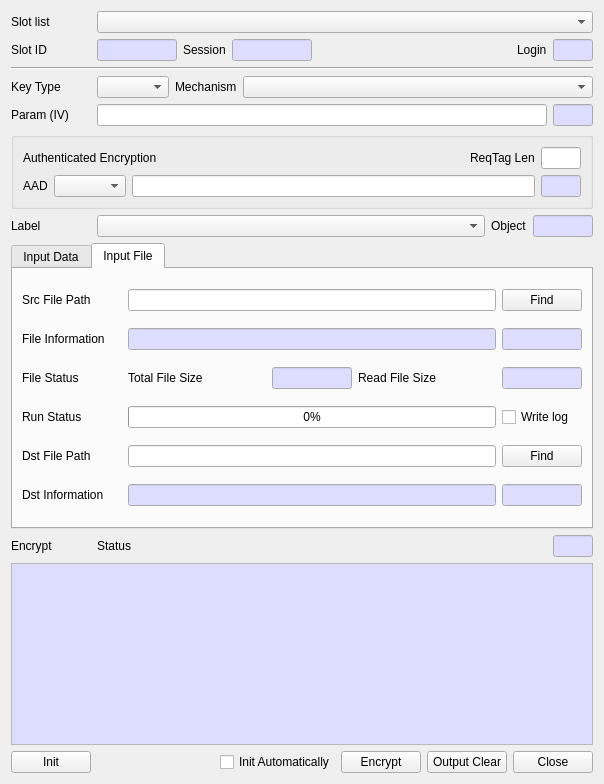
Before: the Qt Designer form CryptokiMan/encrypt_dlg.ui in jykim74/CryptokiMan, drawn with Qt 5.
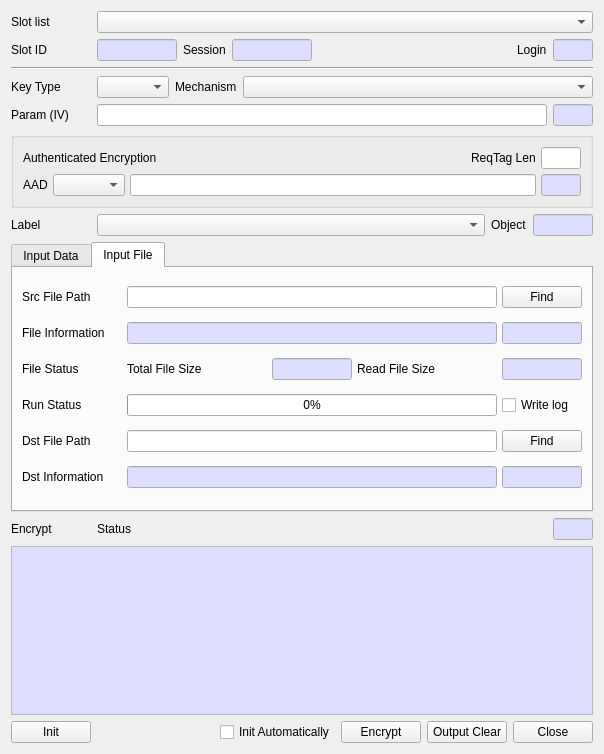
After: the same form once the commit is applied.

Commit message: UI 개선

What changed in the file:
```diff
--- a/CryptokiMan/encrypt_dlg.ui
+++ b/CryptokiMan/encrypt_dlg.ui
@@ -7,7 +7,7 @@
     <x>0</x>
     <y>0</y>
     <width>604</width>
-    <height>784</height>
+    <height>754</height>
    </rect>
   </property>
   <property name="windowTitle">
@@ -385,6 +385,9 @@
       <string/>
      </property>
      <layout class="QVBoxLayout" name="verticalLayout_4">
+      <property name="spacing">
+       <number>5</number>
+      </property>
       <item>
        <layout class="QGridLayout" name="gridLayout_15">
         <item row="0" column="3">
@@ -611,6 +614,9 @@
        <string>Input Data</string>
       </attribute>
       <layout class="QVBoxLayout" name="verticalLayout_2">
+       <property name="spacing">
+        <number>5</number>
+       </property>
        <item>
         <layout class="QGridLayout" name="gridLayout_7">
          <property name="topMargin">
@@ -748,6 +754,9 @@
        <string>Input File</string>
       </attribute>
       <layout class="QVBoxLayout" name="verticalLayout_3">
+       <property name="spacing">
+        <number>5</number>
+       </property>
        <item>
         <layout class="QGridLayout" name="gridLayout_9">
          <item row="0" column="0">
```
The commit also changes 3 other files.
